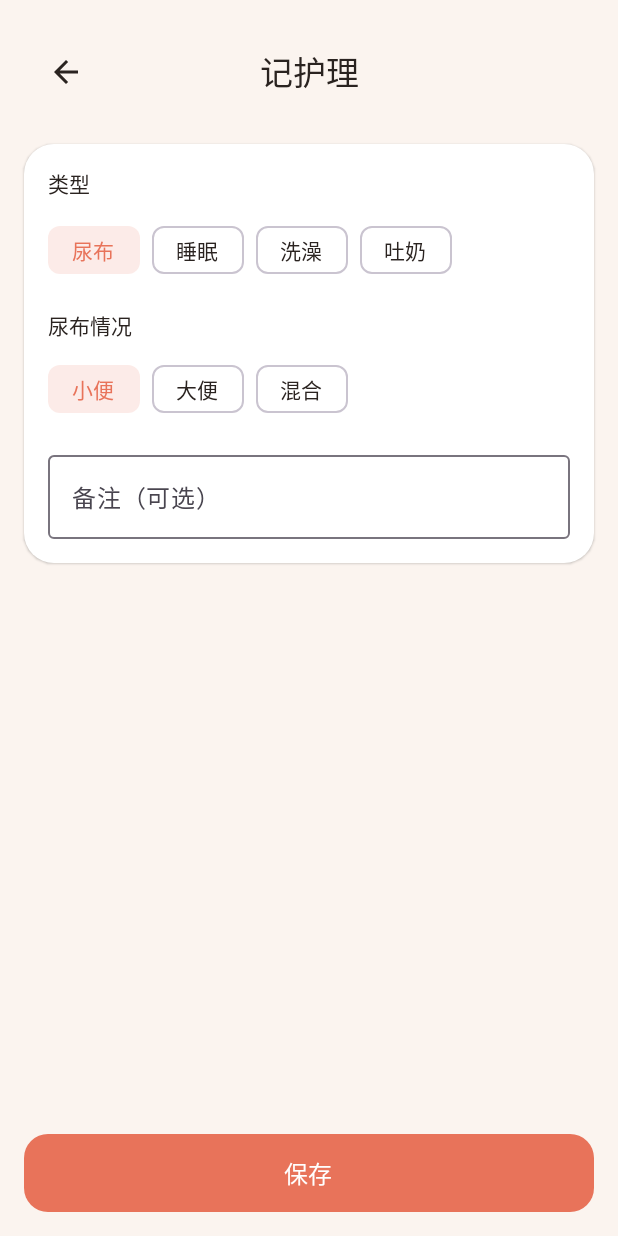
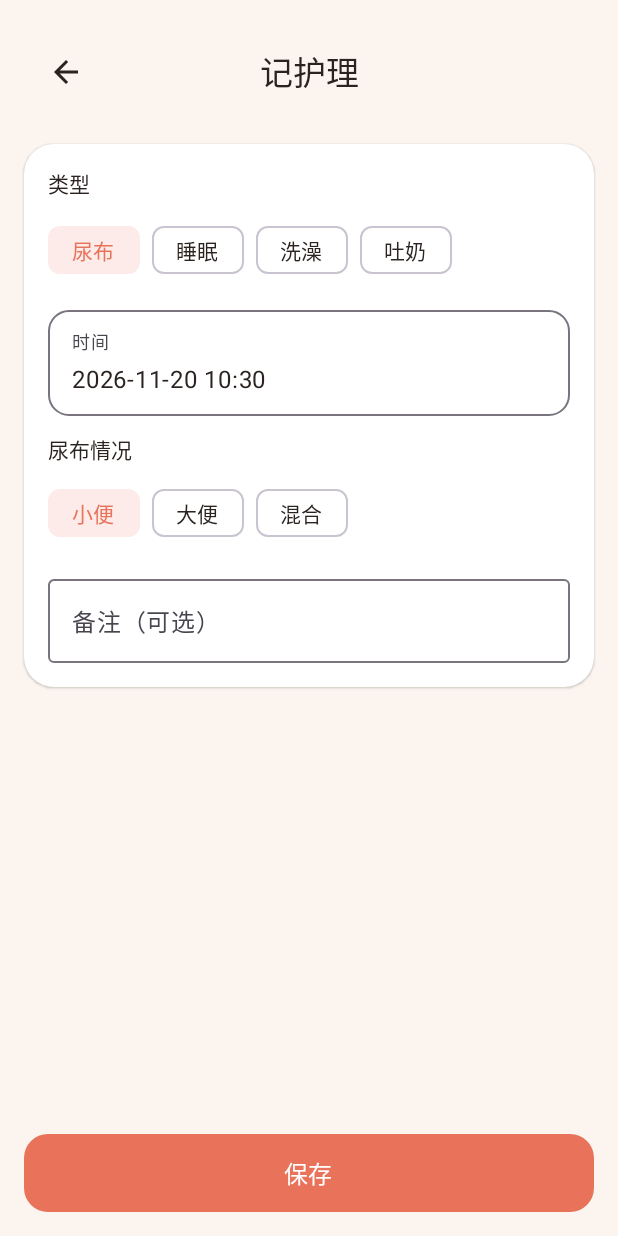
Before and after one commit to lsx9988/baby-tracker-android, an Android app built with Jetpack Compose: the composable CareEntryScreen shown on its own in the app's theme, on a phone screen of 412 x 824 dp. Run offline under Robolectric (Android 15) with nearby library versions, the phone set to English and light mode, and no system bars.

Commit message:
feat: edit records, today overview, timeline grouping, time picker fix

```diff
--- a/app/src/main/java/com/babytracker/app/ui/care/CareEntryScreen.kt
+++ b/app/src/main/java/com/babytracker/app/ui/care/CareEntryScreen.kt
@@ -1,6 +1,7 @@
 package com.babytracker.app.ui.care
 
 import androidx.compose.foundation.layout.Arrangement
+import androidx.compose.foundation.layout.Box
 import androidx.compose.foundation.layout.Column
 import androidx.compose.foundation.layout.ExperimentalLayoutApi
 import androidx.compose.foundation.layout.FlowRow
@@ -9,25 +10,33 @@ import androidx.compose.foundation.layout.fillMaxSize
 import androidx.compose.foundation.layout.fillMaxWidth
 import androidx.compose.foundation.layout.height
 import androidx.compose.foundation.layout.padding
+import androidx.compose.foundation.rememberScrollState
+import androidx.compose.foundation.verticalScroll
 import androidx.compose.material3.ExperimentalMaterial3Api
 import androidx.compose.material3.FilterChip
 import androidx.compose.material3.OutlinedTextField
 import androidx.compose.material3.Text
 import androidx.compose.runtime.Composable
+import androidx.compose.runtime.LaunchedEffect
 import androidx.compose.runtime.getValue
 import androidx.compose.runtime.mutableStateOf
 import androidx.compose.runtime.remember
 import androidx.compose.runtime.setValue
+import androidx.compose.ui.Alignment
 import androidx.compose.ui.Modifier
 import androidx.compose.ui.unit.dp
 import androidx.lifecycle.compose.collectAsStateWithLifecycle
 import com.babytracker.app.domain.model.CareType
 import com.babytracker.app.ui.components.BackTopBar
+import com.babytracker.app.ui.components.DateTimePickerField
 import com.babytracker.app.ui.components.FieldLabel
 import com.babytracker.app.ui.components.SaveButton
 import com.babytracker.app.ui.components.SectionCard
 import com.babytracker.app.ui.components.babyChipColors
 import com.babytracker.app.ui.home.HomeViewModel
+
+private val diaperKinds = listOf("小便", "大便", "混合")
+private val spitKinds = listOf("少量", "中量", "大量")
 
 @OptIn(ExperimentalMaterial3Api::class, ExperimentalLayoutApi::class)
 @Composable
@@ -37,15 +46,46 @@ fun CareEntryScreen(
 ) {
     val babies by viewModel.babyRepo.babies.collectAsStateWithLifecycle(emptyList())
     val babyId = viewModel.selectedBabyId ?: babies.firstOrNull()?.id
+    val original = viewModel.editingCare
+
+    LaunchedEffect(Unit) { viewModel.fetchEdit() }
 
     var type by remember { mutableStateOf(CareType.DIAPER) }
     var diaperKind by remember { mutableStateOf("小便") }
     var spitKind by remember { mutableStateOf("少量") }
     var sleepMin by remember { mutableStateOf("") }
     var note by remember { mutableStateOf("") }
+    var timestamp by remember { mutableStateOf(System.currentTimeMillis()) }
 
-    Column(Modifier.fillMaxSize().padding(16.dp)) {
-        BackTopBar("记护理", onBack)
+    LaunchedEffect(original) {
+        original?.let { o ->
+            type = CareType.fromName(o.type)
+            note = o.note
+            timestamp = o.timestamp
+            when (type) {
+                CareType.DIAPER -> diaperKind = if (o.detail in diaperKinds) o.detail else "小便"
+                CareType.SPIT_UP -> spitKind = if (o.detail in spitKinds) o.detail else "少量"
+                CareType.SLEEP -> {
+                    val mins = if (o.startAt != null && o.endAt != null)
+                        ((o.endAt - o.startAt) / 60_000).toString()
+                    else o.detail.filter { it.isDigit() }
+                    sleepMin = mins
+                }
+                else -> Unit
+            }
+        }
+    }
+
+    val isEdit = original != null
+
+    Box(Modifier.fillMaxSize()) {
+        Column(
+            Modifier
+                .verticalScroll(rememberScrollState())
+                .padding(16.dp)
+                .padding(bottom = 84.dp)
+        ) {
+        BackTopBar(if (isEdit) "编辑护理" else "记护理", onBack)
         Spacer(Modifier.height(16.dp))
 
         SectionCard {
@@ -67,12 +107,15 @@ fun CareEntryScreen(
             }
 
             Spacer(Modifier.height(16.dp))
+            DateTimePickerField("时间", timestamp) { timestamp = it }
+            Spacer(Modifier.height(12.dp))
+
             when (type) {
                 CareType.DIAPER -> {
                     FieldLabel("尿布情况")
                     Spacer(Modifier.height(8.dp))
                     FlowRow(horizontalArrangement = Arrangement.spacedBy(8.dp)) {
-                        listOf("小便", "大便", "混合").forEach { k ->
+                        diaperKinds.forEach { k ->
                             FilterChip(
                                 selected = diaperKind == k,
                                 onClick = { diaperKind = k },
@@ -104,7 +147,7 @@ fun CareEntryScreen(
                     FieldLabel("吐奶量")
                     Spacer(Modifier.height(8.dp))
                     FlowRow(horizontalArrangement = Arrangement.spacedBy(8.dp)) {
-                        listOf("少量", "中量", "大量").forEach { k ->
+                        spitKinds.forEach { k ->
                             FilterChip(
                                 selected = spitKind == k,
                                 onClick = { spitKind = k },
@@ -124,10 +167,10 @@ fun CareEntryScreen(
                 modifier = Modifier.fillMaxWidth()
             )
         }
+        }
 
-        Spacer(Modifier.weight(1f))
         fun save() {
-            if (babyId == null) {
+            if (babyId == null && original == null) {
                 viewModel.message("请先添加宝宝档案")
                 return
             }
@@ -137,15 +180,17 @@ fun CareEntryScreen(
                     viewModel.message("请填写有效的睡眠分钟数")
                     return
                 }
-                val now = System.currentTimeMillis()
-                viewModel.addCare(
+                val end = timestamp
+                val start = end - min.toLong() * 60_000L
+                viewModel.upsertCare(
                     babyId = babyId,
+                    original = original,
                     type = type,
                     detail = "${min}分钟",
                     note = note,
-                    startAt = now - min.toLong() * 60_000L,
-                    endAt = now,
-                    timestamp = now
+                    startAt = start,
+                    endAt = end,
+                    timestamp = end
                 )
             } else {
                 val detail = when (type) {
@@ -153,10 +198,15 @@ fun CareEntryScreen(
                     CareType.SPIT_UP -> spitKind
                     else -> ""
                 }
-                viewModel.addCare(babyId, type, detail, note)
+                viewModel.upsertCare(babyId, original, type, detail, note, null, null, timestamp)
             }
+            viewModel.clearEdit()
             onBack()
         }
-        SaveButton("保存", onClick = ::save)
+        SaveButton(
+            if (isEdit) "保存修改" else "保存",
+            modifier = Modifier.align(Alignment.BottomCenter).padding(16.dp),
+            onClick = ::save
+        )
     }
 }
```
